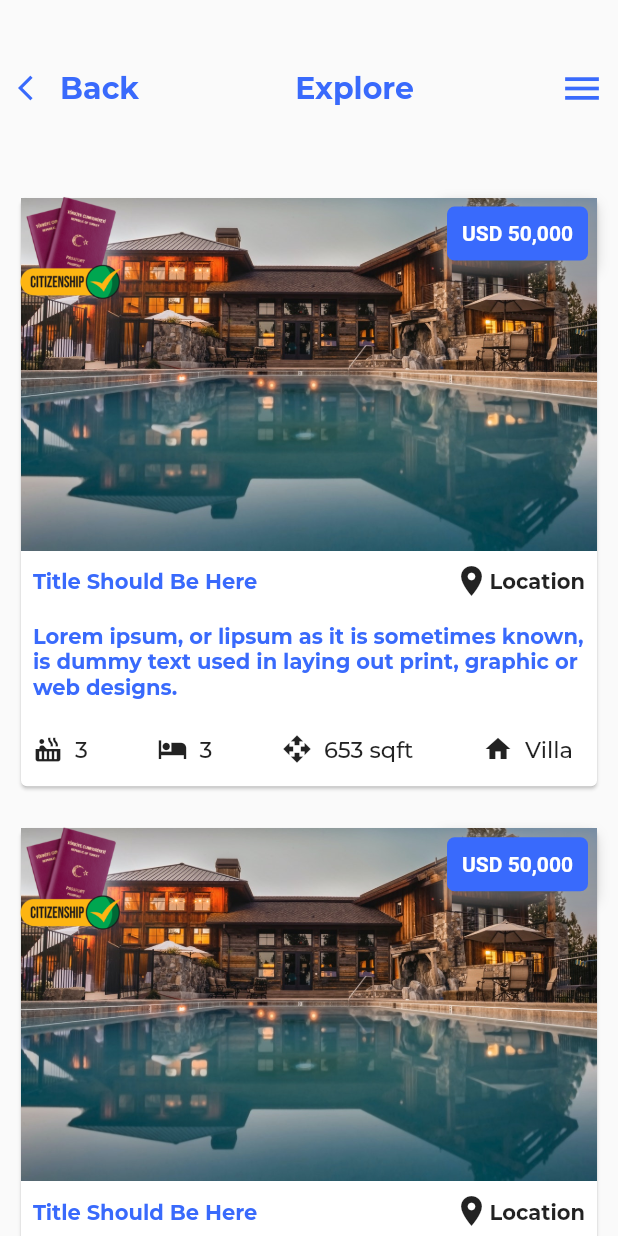
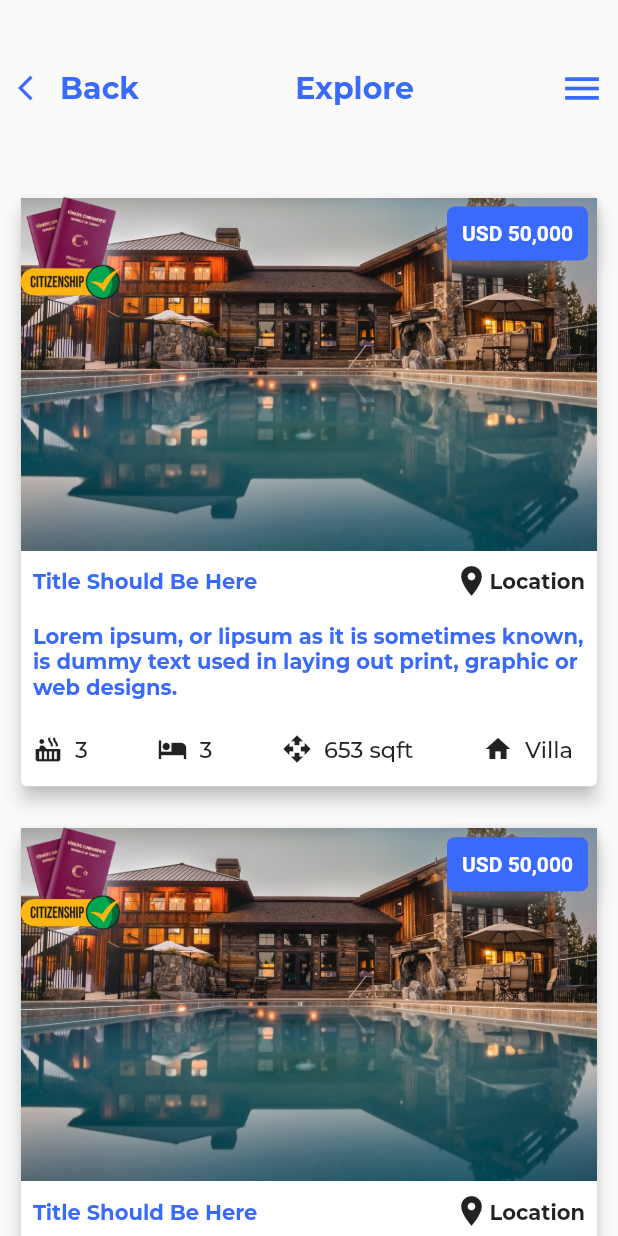
Before and after one commit to Ahd-3hd/tur, a Flutter app: the Feed screen opened directly, on a phone screen of 412 x 824 dp. Run offline on Flutter 3.47's test engine with Material 2 defaults, Android fonts, the phone set to English and light mode, and no system bars; project files that could hold a hidden picture were left out.

Commit message:
add elevation to item card

```diff
--- a/lib/screens/feed.dart
+++ b/lib/screens/feed.dart
@@ -89,6 +89,7 @@ class ItemCard extends StatelessWidget {
         child: Stack(
           children: [
             Card(
+              elevation: 5,
               child: Column(
                 children: <Widget>[
                   Container(
```
